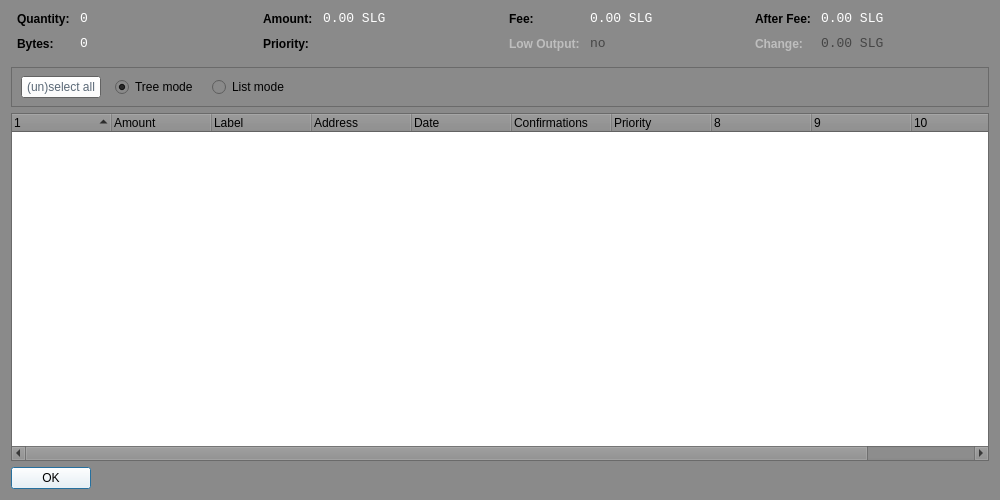
Above: src/qt/forms/coincontroldialog.ui from Sterlingcoin/Sterlingcoin-1.6.2.0-Release before the change. Below: the same form after it.
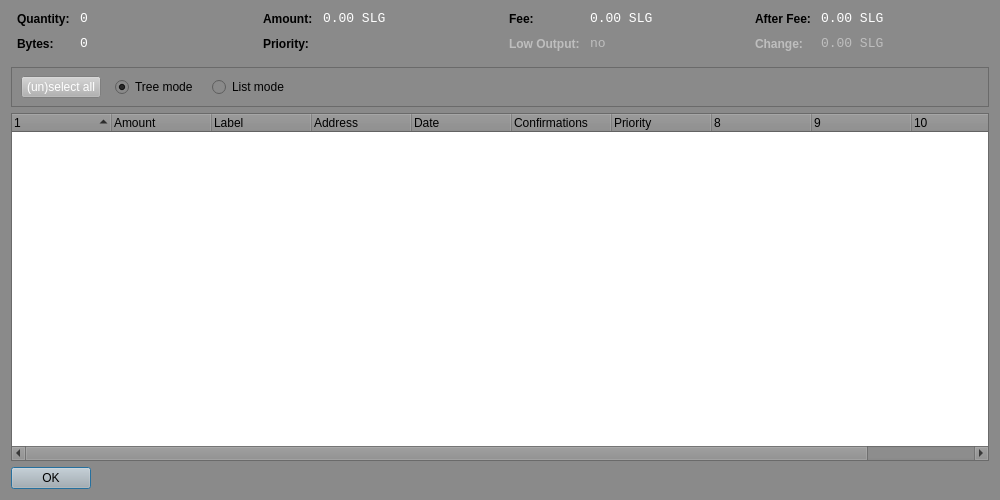
That is the form after the change. Custom widgets are drawn as their Qt base class.

Patch:
```diff
--- a/src/qt/forms/coincontroldialog.ui
+++ b/src/qt/forms/coincontroldialog.ui
@@ -697,6 +697,124 @@
          <property name="enabled">
           <bool>false</bool>
          </property>
+         <property name="palette">
+          <palette>
+           <active>
+            <colorrole role="WindowText">
+             <brush brushstyle="SolidPattern">
+              <color alpha="255">
+               <red>255</red>
+               <green>255</green>
+               <blue>255</blue>
+              </color>
+             </brush>
+            </colorrole>
+            <colorrole role="Button">
+             <brush brushstyle="SolidPattern">
+              <color alpha="255">
+               <red>138</red>
+               <green>138</green>
+               <blue>138</blue>
+              </color>
+             </brush>
+            </colorrole>
+            <colorrole role="Base">
+             <brush brushstyle="SolidPattern">
+              <color alpha="255">
+               <red>138</red>
+               <green>138</green>
+               <blue>138</blue>
+              </color>
+             </brush>
+            </colorrole>
+            <colorrole role="Window">
+             <brush brushstyle="SolidPattern">
+              <color alpha="255">
+               <red>138</red>
+               <green>138</green>
+               <blue>138</blue>
+              </color>
+             </brush>
+            </colorrole>
+           </active>
+           <inactive>
+            <colorrole role="WindowText">
+             <brush brushstyle="SolidPattern">
+              <color alpha="255">
+               <red>255</red>
+               <green>255</green>
+               <blue>255</blue>
+              </color>
+             </brush>
+            </colorrole>
+            <colorrole role="Button">
+             <brush brushstyle="SolidPattern">
+              <color alpha="255">
+               <red>138</red>
+               <green>138</green>
+               <blue>138</blue>
+              </color>
+             </brush>
+            </colorrole>
+            <colorrole role="Base">
+             <brush brushstyle="SolidPattern">
+              <color alpha="255">
+               <red>138</red>
+               <green>138</green>
+               <blue>138</blue>
+              </color>
+             </brush>
+            </colorrole>
+            <colorrole role="Window">
+             <brush brushstyle="SolidPattern">
+              <color alpha="255">
+               <red>138</red>
+               <green>138</green>
+               <blue>138</blue>
+              </color>
+             </brush>
+            </colorrole>
+           </inactive>
+           <disabled>
+            <colorrole role="WindowText">
+             <brush brushstyle="SolidPattern">
+              <color alpha="255">
+               <red>178</red>
+               <green>178</green>
+               <blue>178</blue>
+              </color>
+             </brush>
+            </colorrole>
+            <colorrole role="Button">
+             <brush brushstyle="SolidPattern">
+              <color alpha="255">
+               <red>138</red>
+               <green>138</green>
+               <blue>138</blue>
+              </color>
+             </brush>
+            </colorrole>
+            <colorrole role="Base">
+             <brush brushstyle="SolidPattern">
+              <color alpha="255">
+               <red>138</red>
+               <green>138</green>
+               <blue>138</blue>
+              </color>
+             </brush>
+            </colorrole>
+            <colorrole role="Window">
+             <brush brushstyle="SolidPattern">
+              <color alpha="255">
+               <red>138</red>
+               <green>138</green>
+               <blue>138</blue>
+              </color>
+             </brush>
+            </colorrole>
+           </disabled>
+          </palette>
+         </property>
          <property name="font">
           <font>
            <family>Monospace</family>
@@ -710,7 +828,10 @@
           <enum>Qt::ActionsContextMenu</enum>
          </property>
          <property name="autoFillBackground">
-          <bool>true</bool>
+          <bool>false</bool>
+         </property>
+         <property name="styleSheet">
+          <string notr="true">background-color: rgb(138, 138, 138);</string>
          </property>
          <property name="text">
           <string notr="true">no</string>
@@ -795,6 +916,124 @@
          <property name="enabled">
           <bool>false</bool>
          </property>
+         <property name="palette">
+          <palette>
+           <active>
+            <colorrole role="WindowText">
+             <brush brushstyle="SolidPattern">
+              <color alpha="255">
+               <red>255</red>
+               <green>255</green>
+               <blue>255</blue>
+              </color>
+             </brush>
+            </colorrole>
+            <colorrole role="Button">
+             <brush brushstyle="SolidPattern">
+              <color alpha="255">
+               <red>138</red>
+               <green>138</green>
+               <blue>138</blue>
+              </color>
+             </brush>
+            </colorrole>
+            <colorrole role="Base">
+             <brush brushstyle="SolidPattern">
+              <color alpha="255">
+               <red>138</red>
+               <green>138</green>
+               <blue>138</blue>
+              </color>
+             </brush>
+            </colorrole>
+            <colorrole role="Window">
+             <brush brushstyle="SolidPattern">
+              <color alpha="255">
+               <red>138</red>
+               <green>138</green>
+               <blue>138</blue>
+              </color>
+             </brush>
+            </colorrole>
+           </active>
+           <inactive>
+            <colorrole role="WindowText">
+             <brush brushstyle="SolidPattern">
+              <color alpha="255">
+               <red>255</red>
+               <green>255</green>
+               <blue>255</blue>
+              </color>
+             </brush>
+            </colorrole>
+            <colorrole role="Button">
+             <brush brushstyle="SolidPattern">
+              <color alpha="255">
+               <red>138</red>
+               <green>138</green>
+               <blue>138</blue>
+              </color>
+             </brush>
+            </colorrole>
+            <colorrole role="Base">
+             <brush brushstyle="SolidPattern">
+              <color alpha="255">
+               <red>138</red>
+               <green>138</green>
+               <blue>138</blue>
+              </color>
+             </brush>
+            </colorrole>
+            <colorrole role="Window">
+             <brush brushstyle="SolidPattern">
+              <color alpha="255">
+               <red>138</red>
+               <green>138</green>
+               <blue>138</blue>
+              </color>
+             </brush>
+            </colorrole>
+           </inactive>
+           <disabled>
+            <colorrole role="WindowText">
+             <brush brushstyle="SolidPattern">
+              <color alpha="255">
+               <red>178</red>
+               <green>178</green>
+               <blue>178</blue>
+              </color>
+             </brush>
+            </colorrole>
+            <colorrole role="Button">
+             <brush brushstyle="SolidPattern">
+              <color alpha="255">
+               <red>138</red>
+               <green>138</green>
+               <blue>138</blue>
+              </color>
+             </brush>
+            </colorrole>
+            <colorrole role="Base">
+             <brush brushstyle="SolidPattern">
+              <color alpha="255">
+               <red>138</red>
+               <green>138</green>
+               <blue>138</blue>
+              </color>
+             </brush>
+            </colorrole>
+            <colorrole role="Window">
+             <brush brushstyle="SolidPattern">
+              <color alpha="255">
+               <red>138</red>
+               <green>138</green>
+               <blue>138</blue>
+              </color>
+             </brush>
+            </colorrole>
+           </disabled>
+          </palette>
+         </property>
          <property name="font">
           <font>
            <family>Monospace</family>
@@ -808,7 +1047,10 @@
           <enum>Qt::ActionsContextMenu</enum>
          </property>
          <property name="autoFillBackground">
-          <bool>true</bool>
+          <bool>false</bool>
+         </property>
+         <property name="styleSheet">
+          <string notr="true">background-color: rgb(138, 138, 138);</string>
          </property>
          <property name="text">
           <string notr="true">0.00 SLG</string>
@@ -894,6 +1136,127 @@
            <verstretch>0</verstretch>
           </sizepolicy>
          </property>
+         <property name="palette">
+          <palette>
+           <active>
+            <colorrole role="Button">
+             <brush brushstyle="SolidPattern">
+              <color alpha="255">
+               <red>178</red>
+               <green>178</green>
+               <blue>178</blue>
+              </color>
+             </brush>
+            </colorrole>
+            <colorrole role="ButtonText">
+             <brush brushstyle="SolidPattern">
+              <color alpha="255">
+               <red>255</red>
+               <green>255</green>
+               <blue>255</blue>
+              </color>
+             </brush>
+            </colorrole>
+            <colorrole role="Base">
+             <brush brushstyle="SolidPattern">
+              <color alpha="255">
+               <red>178</red>
+               <green>178</green>
+               <blue>178</blue>
+              </color>
+             </brush>
+            </colorrole>
+            <colorrole role="Window">
+             <brush brushstyle="SolidPattern">
+              <color alpha="255">
+               <red>178</red>
+               <green>178</green>
+               <blue>178</blue>
+              </color>
+             </brush>
+            </colorrole>
+           </active>
+           <inactive>
+            <colorrole role="Button">
+             <brush brushstyle="SolidPattern">
+              <color alpha="255">
+               <red>178</red>
+               <green>178</green>
+               <blue>178</blue>
+              </color>
+             </brush>
+            </colorrole>
+            <colorrole role="ButtonText">
+             <brush brushstyle="SolidPattern">
+              <color alpha="255">
+               <red>255</red>
+               <green>255</green>
+               <blue>255</blue>
+              </color>
+             </brush>
+            </colorrole>
+            <colorrole role="Base">
+             <brush brushstyle="SolidPattern">
+              <color alpha="255">
+               <red>178</red>
+               <green>178</green>
+               <blue>178</blue>
+              </color>
+             </brush>
+            </colorrole>
+            <colorrole role="Window">
+             <brush brushstyle="SolidPattern">
+              <color alpha="255">
+               <red>178</red>
+               <green>178</green>
+               <blue>178</blue>
+              </color>
+             </brush>
+            </colorrole>
+           </inactive>
+           <disabled>
+            <colorrole role="Button">
+             <brush brushstyle="SolidPattern">
+              <color alpha="255">
+               <red>178</red>
+               <green>178</green>
+               <blue>178</blue>
+              </color>
+             </brush>
+            </colorrole>
+            <colorrole role="ButtonText">
+             <brush brushstyle="SolidPattern">
+              <color alpha="255">
+               <red>138</red>
+               <green>138</green>
+               <blue>138</blue>
+              </color>
+             </brush>
+            </colorrole>
+            <colorrole role="Base">
+             <brush brushstyle="SolidPattern">
+              <color alpha="255">
+               <red>178</red>
+               <green>178</green>
+               <blue>178</blue>
+              </color>
+             </brush>
+            </colorrole>
+            <colorrole role="Window">
+             <brush brushstyle="SolidPattern">
+              <color alpha="255">
+               <red>178</red>
+               <green>178</green>
+               <blue>178</blue>
+              </color>
+             </brush>
+            </colorrole>
+           </disabled>
+          </palette>
+         </property>
+         <property name="styleSheet">
+          <string notr="true">background-color: rgb(178, 178, 178);</string>
+         </property>
          <property name="text">
           <string>(un)select all</string>
          </property>
@@ -1466,37 +1829,121 @@
         <colorrole role="Button">
          <brush brushstyle="SolidPattern">
           <color alpha="255">
+           <red>178</red>
+           <green>178</green>
+           <blue>178</blue>
+          </color>
+         </brush>
+        </colorrole>
+        <colorrole role="ButtonText">
+         <brush brushstyle="SolidPattern">
+          <color alpha="255">
            <red>255</red>
            <green>255</green>
            <blue>255</blue>
           </color>
          </brush>
         </colorrole>
+        <colorrole role="Base">
+         <brush brushstyle="SolidPattern">
+          <color alpha="255">
+           <red>178</red>
+           <green>178</green>
+           <blue>178</blue>
+          </color>
+         </brush>
+        </colorrole>
+        <colorrole role="Window">
+         <brush brushstyle="SolidPattern">
+          <color alpha="255">
+           <red>178</red>
+           <green>178</green>
+           <blue>178</blue>
+          </color>
+         </brush>
+        </colorrole>
        </active>
        <inactive>
         <colorrole role="Button">
          <brush brushstyle="SolidPattern">
           <color alpha="255">
+           <red>178</red>
+           <green>178</green>
+           <blue>178</blue>
+          </color>
+         </brush>
+        </colorrole>
+        <colorrole role="ButtonText">
+         <brush brushstyle="SolidPattern">
+          <color alpha="255">
            <red>255</red>
            <green>255</green>
            <blue>255</blue>
           </color>
          </brush>
         </colorrole>
+        <colorrole role="Base">
+         <brush brushstyle="SolidPattern">
+          <color alpha="255">
+           <red>178</red>
+           <green>178</green>
+           <blue>178</blue>
+          </color>
+         </brush>
+        </colorrole>
+        <colorrole role="Window">
+         <brush brushstyle="SolidPattern">
+          <color alpha="255">
+           <red>178</red>
+           <green>178</green>
+           <blue>178</blue>
+          </color>
+         </brush>
+        </colorrole>
        </inactive>
        <disabled>
         <colorrole role="Button">
          <brush brushstyle="SolidPattern">
           <color alpha="255">
-           <red>255</red>
-           <green>255</green>
-           <blue>255</blue>
+           <red>178</red>
+           <green>178</green>
+           <blue>178</blue>
+          </color>
+         </brush>
+        </colorrole>
+        <colorrole role="ButtonText">
+         <brush brushstyle="SolidPattern">
+          <color alpha="255">
+           <red>138</red>
+           <green>138</green>
+           <blue>138</blue>
+          </color>
+         </brush>
+        </colorrole>
+        <colorrole role="Base">
+         <brush brushstyle="SolidPattern">
+          <color alpha="255">
+           <red>178</red>
+           <green>178</green>
+           <blue>178</blue>
+          </color>
+         </brush>
+        </colorrole>
+        <colorrole role="Window">
+         <brush brushstyle="SolidPattern">
+          <color alpha="255">
+           <red>178</red>
+           <green>178</green>
+           <blue>178</blue>
           </color>
          </brush>
         </colorrole>
        </disabled>
       </palette>
      </property>
+     <property name="styleSheet">
+      <string notr="true">background-color: rgb(178, 178, 178);</string>
+     </property>
      <property name="orientation">
       <enum>Qt::Horizontal</enum>
      </property>
```
Left out of the diff: 765 changed lines with no effect on the pictures.
